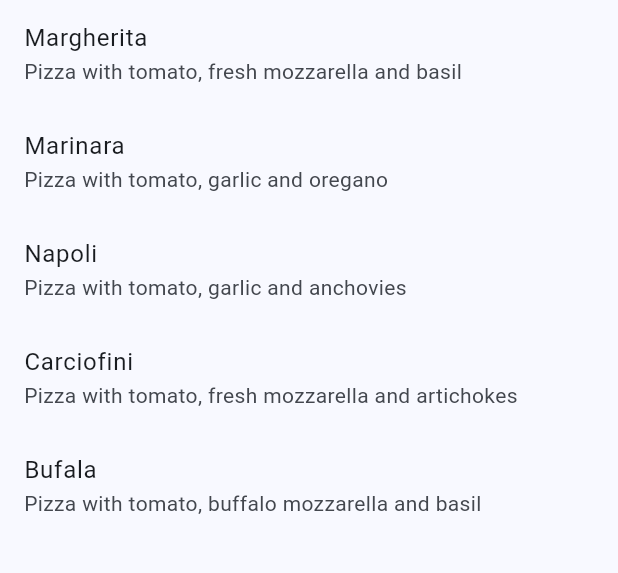
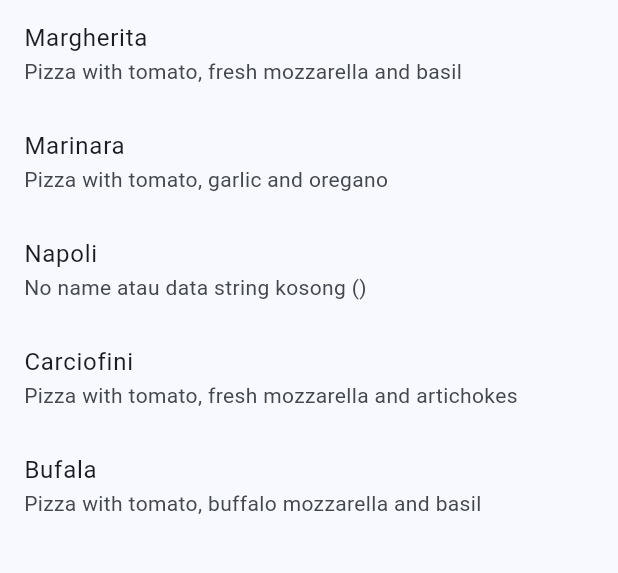
Before and after one commit to Sadiya8924/Mobile2025_2341720147, a Flutter app: the screen it shows after launch, on a phone screen of 412 x 824 dp, the part 84-657 px from its top. Run offline on Flutter 3.47's test engine with Material 3 defaults, Android fonts, the phone set to English and light mode, and no system bars; our stand-ins replace auto_size_text, camera, geolocator.

Commit message:
W13: Jawaban Soal 4

```diff
--- a/codelab13_dart/store_data_diya/assets/pizzalist.json
+++ b/codelab13_dart/store_data_diya/assets/pizzalist.json
@@ -1,6 +1,6 @@
 [
   {
-    "id": 1,
+    "id": "1",
     "pizzaName": "Margherita",
     "description": "Pizza with tomato, fresh mozzarella and basil",
     "price": 8.99,
@@ -16,7 +16,6 @@
   {
     "id": 3,
     "pizzaName": "Napoli",
-    "description": "Pizza with tomato, garlic and anchovies",
     "price": 8.50,
     "imageUrl": "images/marinara.png"
   },
@@ -24,14 +23,13 @@
     "id": 4,
     "pizzaName": "Carciofini",
     "description": "Pizza with tomato, fresh mozzarella and artichokes",
-    "price": 9.90,
+    "price": 8.0,
     "imageUrl": "images/marinara.png"
   },
   {
     "id": 5,
     "pizzaName": "Bufala",
     "description": "Pizza with tomato, buffalo mozzarella and basil",
-    "price": 12.90,
-    "imageUrl": "images/marinara.png"
+    "price": 12.90
   }
 ]
--- a/codelab13_dart/store_data_diya/lib/main.dart
+++ b/codelab13_dart/store_data_diya/lib/main.dart
@@ -34,6 +34,10 @@
 class _MyHomePageState extends State<MyHomePage> {
   List<Pizza> myPizzas = [];
 
+  String convertToJSON(List<Pizza> pizzas) {
+    return jsonEncode(pizzas.map((pizza) => pizza.toJson()).toList());
+  }
+
   Future<List<Pizza>> readJsonFile() async {
     String myString = await DefaultAssetBundle.of(context)
         .loadString('assets/pizzalist.json');
@@ -44,6 +48,9 @@
       Pizza myPizza = Pizza.fromJson(pizza);
       myPizzas.add(myPizza);
     }
+
+    String json = convertToJSON(myPizzas);
+    print(json);
     return myPizzas;
   }
 
@@ -69,7 +76,11 @@
         itemBuilder: (context, index) {
           return ListTile(
             title: Text(myPizzas[index].pizzaName),
-            subtitle: Text(myPizzas[index].description),
+            subtitle: Text(
+              myPizzas[index].description != 'No description'
+                  ? myPizzas[index].description
+                  : 'No name atau data string kosong ()'
+            ),
           );
         },
       ),
--- a/codelab13_dart/store_data_diya/lib/model/pizza.dart
+++ b/codelab13_dart/store_data_diya/lib/model/pizza.dart
@@ -6,9 +6,19 @@
   final String imageUrl;
 
   Pizza.fromJson(Map<String, dynamic> json)
-      : id = json['id'],
-        pizzaName = json['pizzaName'],
-        description = json['description'],
-        price = json['price'],
-        imageUrl = json['imageUrl'];
+      : id = int.tryParse(json['id'].toString()) ?? 0,
+        pizzaName = json['pizzaName'] ?? 'No name',
+        description = (json['description'] ?? 'No description').toString(),
+        price = double.tryParse(json['price'].toString()) ?? 0.0,
+        imageUrl = (json['imageUrl'] ?? '').toString();
+
+  Map<String, dynamic> toJson() {
+    return {
+      'id': id,
+      'pizzaName': pizzaName,
+      'description': description,
+      'price': price,
+      'imageUrl': imageUrl,
+    };
+  }
 }
```
